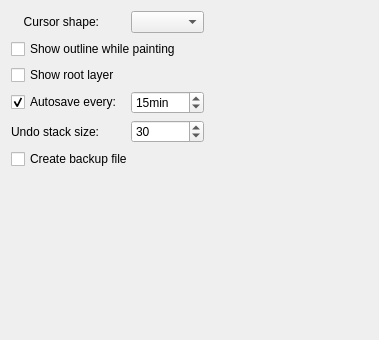
Above: krita/ui/forms/wdggeneralsettings.ui from KDE/krita before the change. Below: the same form after it.
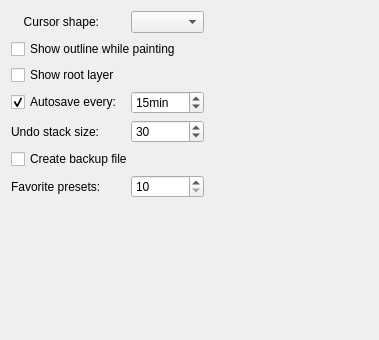
That is the form after the change.

Commit message: lets the popup palette use tags instead of manually editing the list, that allows to switch between multiple sets of preset with two clicks the maximum number of presets in the popup can also be increase now BUG:338131

What changed in the file:
```diff
--- a/krita/ui/forms/wdggeneralsettings.ui
+++ b/krita/ui/forms/wdggeneralsettings.ui
@@ -116,7 +116,7 @@
      </property>
     </widget>
    </item>
-   <item row="6" column="1">
+   <item row="7" column="1">
     <spacer name="spacer2">
      <property name="orientation">
       <enum>Qt::Vertical</enum>
@@ -132,6 +132,23 @@
      </property>
     </spacer>
    </item>
+   <item row="6" column="0" colspan="2">
+    <widget class="QLabel" name="label_2">
+     <property name="text">
+      <string>Favorite presets:</string>
+     </property>
+    </widget>
+   </item>
+   <item row="6" column="2">
+    <widget class="QSpinBox" name="m_favoritePresetsSpinBox">
+     <property name="minimum">
+      <number>10</number>
+     </property>
+     <property name="maximum">
+      <number>30</number>
+     </property>
+    </widget>
+   </item>
   </layout>
  </widget>
  <resources/>
```
The commit also changes 13 other files.
